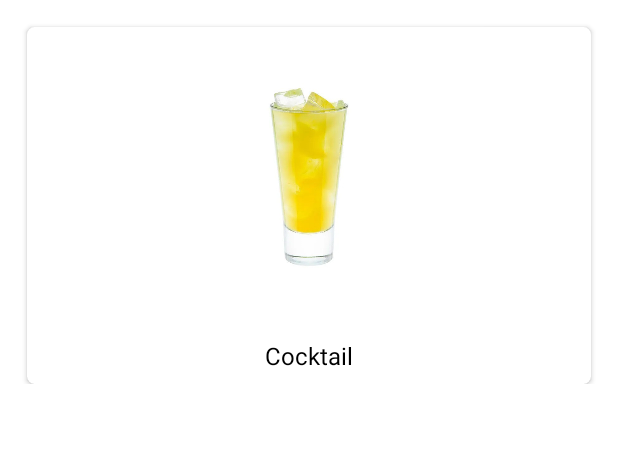
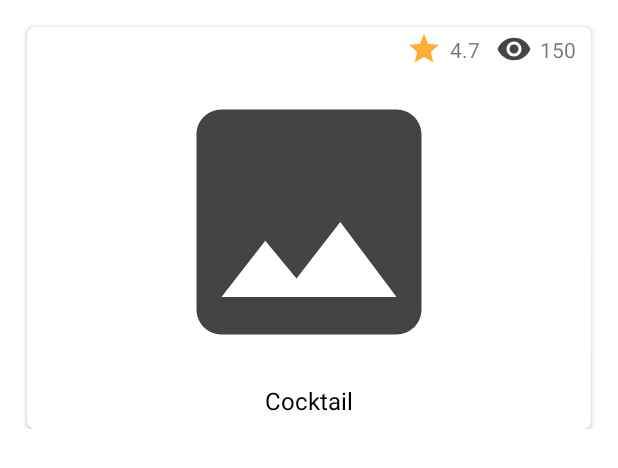
Before and after one commit to MixDrinks/android, an Android app: the layout cocktail_item.xml on its own in the app's theme, with its tools: preview values and no code run, on a phone screen of 412 x 824 dp. Shown: the top 468 px of the screen. Run offline under Robolectric (Android 15) with nearby library versions, the phone set to English and light mode, and no system bars.

Commit message:
added rating and count visit

```diff
--- a/app/src/main/java/org/mixdrinks/mixdrinks/cocktailsAdapter.kt
+++ b/app/src/main/java/org/mixdrinks/mixdrinks/cocktailsAdapter.kt
@@ -3,6 +3,7 @@ package org.mixdrinks.mixdrinks
 import android.view.LayoutInflater
 import android.view.View
 import android.view.ViewGroup
+import android.widget.ImageView
 import androidx.recyclerview.widget.RecyclerView
 import com.squareup.picasso.Picasso
 import org.mixdrinks.mixdrinks.databinding.CocktailItemBinding
@@ -14,8 +15,19 @@ class CocktailsAdapter : RecyclerView.Adapter<CocktailsAdapter.CocktailHolder>()
     class CocktailHolder(item: View): RecyclerView.ViewHolder(item) {
         private val binding = CocktailItemBinding.bind(item)
         fun bind(coctail: Cocktail) = with(binding){
-            Picasso.get().load(coctail.images.first().srcset).into(imageView);
-            textView.text = coctail.name
+            nameTextView.text = coctail.name
+            Picasso.get().load(coctail.images.first().srcset).into(contentImageView);
+            if(coctail.rating == null) {
+                ratingImageView.visibility = ImageView.GONE
+            } else {
+                ratingTextView.text = coctail.rating.toString()
+            }
+            if(coctail.visitCount == null) {
+                visitCountImageView.visibility = ImageView.GONE
+            }
+             else {
+                visitCountTextView.text = coctail.visitCount.toString()
+            }
         }
     }
 
--- /dev/null
+++ b/app/src/main/res/drawable/ic_baseline_image_example_24.xml
@@ -0,0 +1,5 @@
+<vector android:height="80dp" android:tint="#444444"
+    android:viewportHeight="24" android:viewportWidth="24"
+    android:width="80dp" xmlns:android="http://schemas.android.com/apk/res/android">
+    <path android:fillColor="@android:color/white" android:pathData="M21,19V5c0,-1.1 -0.9,-2 -2,-2H5c-1.1,0 -2,0.9 -2,2v14c0,1.1 0.9,2 2,2h14c1.1,0 2,-0.9 2,-2zM8.5,13.5l2.5,3.01L14.5,12l4.5,6H5l3.5,-4.5z"/>
+</vector>
--- /dev/null
+++ b/app/src/main/res/drawable/ic_baseline_remove_red_eye_24.xml
@@ -0,0 +1,5 @@
+<vector android:height="24dp" android:tint="#444444"
+    android:viewportHeight="24" android:viewportWidth="24"
+    android:width="24dp" xmlns:android="http://schemas.android.com/apk/res/android">
+    <path android:fillColor="@android:color/white" android:pathData="M12,4.5C7,4.5 2.73,7.61 1,12c1.73,4.39 6,7.5 11,7.5s9.27,-3.11 11,-7.5c-1.73,-4.39 -6,-7.5 -11,-7.5zM12,17c-2.76,0 -5,-2.24 -5,-5s2.24,-5 5,-5 5,2.24 5,5 -2.24,5 -5,5zM12,9c-1.66,0 -3,1.34 -3,3s1.34,3 3,3 3,-1.34 3,-3 -1.34,-3 -3,-3z"/>
+</vector>
--- /dev/null
+++ b/app/src/main/res/drawable/ic_baseline_star_24.xml
@@ -0,0 +1,5 @@
+<vector android:height="24dp" android:tint="#FFAE34"
+    android:viewportHeight="24" android:viewportWidth="24"
+    android:width="24dp" xmlns:android="http://schemas.android.com/apk/res/android">
+    <path android:fillColor="@android:color/white" android:pathData="M12,17.27L18.18,21l-1.64,-7.03L22,9.24l-7.19,-0.61L12,2 9.19,8.63 2,9.24l5.46,4.73L5.82,21z"/>
+</vector>
--- a/app/src/main/res/layout/cocktail_item.xml
+++ b/app/src/main/res/layout/cocktail_item.xml
@@ -17,21 +17,78 @@
         app:layout_constraintStart_toStartOf="parent"
         app:layout_constraintTop_toTopOf="parent">
 
+        <androidx.constraintlayout.widget.ConstraintLayout
+            android:layout_width="match_parent"
+            android:layout_height="match_parent">
+
             <LinearLayout
+                android:id="@+id/linearLayoutRating"
+                android:layout_width="wrap_content"
+                android:layout_height="30dp"
+                android:gravity="center"
+                android:orientation="horizontal"
+                android:paddingStart="10dp"
+                android:paddingEnd="10dp"
+                app:layout_constraintEnd_toEndOf="parent"
+                app:layout_constraintHorizontal_chainStyle="spread_inside"
+                app:layout_constraintTop_toTopOf="parent">
+
+                <ImageView
+                    android:id="@+id/ratingImageView"
+                    android:layout_width="wrap_content"
+                    android:layout_height="wrap_content"
+                    android:layout_weight="1"
+                    app:srcCompat="@drawable/ic_baseline_star_24" />
+
+                <TextView
+                    android:id="@+id/ratingTextView"
+                    android:layout_width="wrap_content"
+                    android:layout_height="wrap_content"
+                    android:layout_marginStart="5dp"
+                    android:layout_marginEnd="5dp"
+                    android:layout_weight="1"
+                    android:maxLength="3"
+                    tools:text="4.7" />
+
+                <ImageView
+                    android:id="@+id/visitCountImageView"
+                    android:layout_width="wrap_content"
+                    android:layout_height="wrap_content"
+                    android:layout_marginStart="5dp"
+                    android:layout_marginEnd="5dp"
+                    android:layout_weight="1"
+                    app:srcCompat="@drawable/ic_baseline_remove_red_eye_24" />
+
+                <TextView
+                    android:id="@+id/visitCountTextView"
+                    android:layout_width="wrap_content"
+                    android:layout_height="wrap_content"
+                    android:layout_marginStart="0dp"
+                    android:layout_weight="1"
+                    tools:text="150" />
+            </LinearLayout>
+
+            <LinearLayout
+                android:id="@+id/linearLayoutContent"
                 android:layout_width="match_parent"
                 android:layout_height="match_parent"
                 android:gravity="center"
-            android:orientation="vertical">
+                android:orientation="vertical"
+                app:layout_constraintBottom_toBottomOf="parent"
+                app:layout_constraintEnd_toEndOf="parent"
+                app:layout_constraintStart_toStartOf="parent"
+                app:layout_constraintTop_toBottomOf="@+id/linearLayoutRating">
 
 
                 <ImageView
-                android:id="@+id/imageView"
+                    android:id="@+id/contentImageView"
                     android:layout_width="200dp"
                     android:layout_height="200dp"
-                app:srcCompat="@drawable/cocktail_example" />
+                    android:src="@drawable/ic_baseline_image_example_24"
+                    />
 
                 <TextView
-                android:id="@+id/textView"
+                    android:id="@+id/nameTextView"
                     style="@style/TextStyle"
                     android:layout_width="wrap_content"
                     android:layout_height="wrap_content"
@@ -44,6 +101,7 @@
 
 
             </LinearLayout>
+        </androidx.constraintlayout.widget.ConstraintLayout>
 
     </androidx.cardview.widget.CardView>
 
```
Also changed, not shown: app/src/main/res/drawable-v24/cocktail_example.jpg (deleted). Lines whose indentation alone changed are shown as unchanged.
